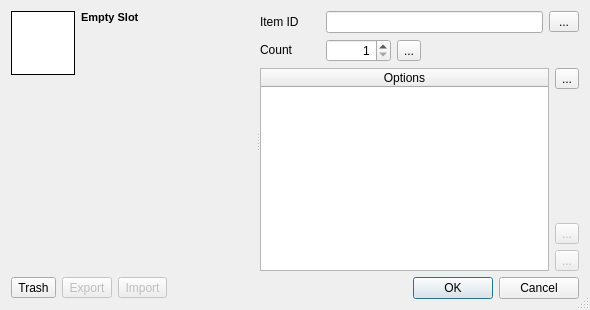
Old version of the form starcheat/templates/ItemEdit.ui in the repository wizzomafizzo/starcheat.
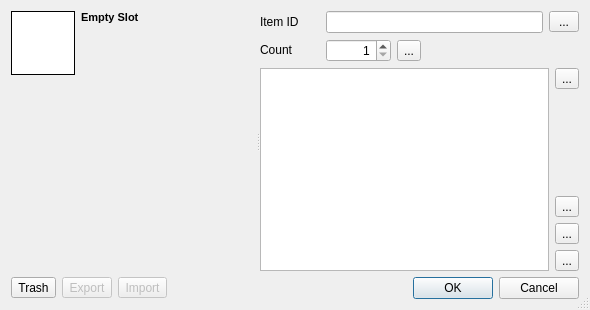
New version of the form. Icons and pictures are not drawn.

Commit message: Make item option buttons work

```diff
--- a/starcheat/templates/ItemEdit.ui
+++ b/starcheat/templates/ItemEdit.ui
@@ -115,7 +115,7 @@
        </item>
       </layout>
      </widget>
-     <widget class="QWidget" name="">
+     <widget class="QWidget" name="layoutWidget">
       <layout class="QVBoxLayout" name="verticalLayout_2">
        <item>
         <layout class="QGridLayout" name="gridLayout">
@@ -296,7 +296,7 @@
             <number>0</number>
            </property>
            <attribute name="horizontalHeaderVisible">
-            <bool>true</bool>
+            <bool>false</bool>
            </attribute>
            <attribute name="horizontalHeaderStretchLastSection">
             <bool>true</bool>
@@ -306,7 +306,7 @@
            </attribute>
            <column>
             <property name="text">
-             <string>Options</string>
+             <string>Value</string>
             </property>
            </column>
           </widget>
@@ -340,10 +340,24 @@
              </property>
             </spacer>
            </item>
+           <item>
+            <widget class="QToolButton" name="edit_option_button">
+             <property name="toolTip">
+              <string>Edit Selected Option</string>
+             </property>
+             <property name="text">
+              <string>...</string>
+             </property>
+             <property name="icon">
+              <iconset resource="../resources.qrc">
+               <normaloff>:/starcheat/images/icons/glyphicons_halflings_060_pencil.png</normaloff>:/starcheat/images/icons/glyphicons_halflings_060_pencil.png</iconset>
+             </property>
+            </widget>
+           </item>
            <item>
             <widget class="QToolButton" name="add_option_button">
              <property name="enabled">
-              <bool>false</bool>
+              <bool>true</bool>
              </property>
              <property name="toolTip">
               <string>Add New Option</string>
@@ -360,7 +374,7 @@
            <item>
             <widget class="QToolButton" name="remove_option_button">
              <property name="enabled">
-              <bool>false</bool>
+              <bool>true</bool>
              </property>
              <property name="toolTip">
               <string>Clear Selected Option</string>
```
Left out of the diff: 5 changed lines with no effect on the pictures. The commit also changes 3 other files.
